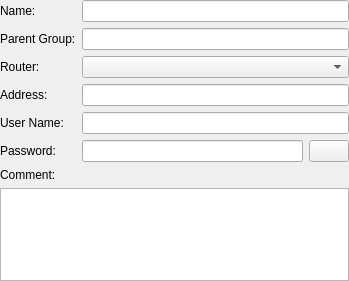
dchapyshev/aspia, file source/console/computer_dialog_general.ui: the form before one commit.
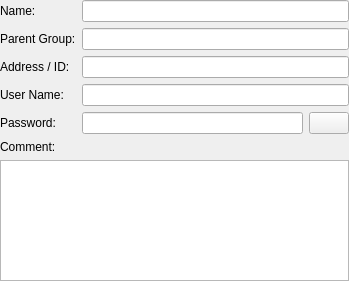
The form after the commit. Icons and pictures are not drawn.

Patch:
```diff
--- a/source/console/computer_dialog_general.ui
+++ b/source/console/computer_dialog_general.ui
@@ -63,51 +63,41 @@
       </widget>
      </item>
      <item row="2" column="0">
-      <widget class="QLabel" name="label_router">
-       <property name="text">
-        <string>Router:</string>
-       </property>
-      </widget>
-     </item>
-     <item row="2" column="1">
-      <widget class="QComboBox" name="combobox_router"/>
-     </item>
-     <item row="3" column="0">
       <widget class="QLabel" name="label_address">
        <property name="text">
-        <string>Address:</string>
+        <string>Address / ID:</string>
        </property>
       </widget>
      </item>
-     <item row="3" column="1">
+     <item row="2" column="1">
       <widget class="QLineEdit" name="edit_address">
        <property name="maxLength">
         <number>64</number>
        </property>
       </widget>
      </item>
-     <item row="4" column="0">
+     <item row="3" column="0">
       <widget class="QLabel" name="label_username">
        <property name="text">
         <string>User Name:</string>
        </property>
       </widget>
      </item>
-     <item row="4" column="1">
+     <item row="3" column="1">
       <widget class="QLineEdit" name="edit_username">
        <property name="maxLength">
         <number>64</number>
        </property>
       </widget>
      </item>
-     <item row="5" column="0">
+     <item row="4" column="0">
       <widget class="QLabel" name="label_password">
        <property name="text">
         <string>Password:</string>
        </property>
       </widget>
      </item>
-     <item row="5" column="1">
+     <item row="4" column="1">
       <layout class="QHBoxLayout" name="horizontalLayout_2">
        <item>
         <widget class="QLineEdit" name="edit_password">
```
Left out of the diff: 4 changed lines with no effect on the pictures.
